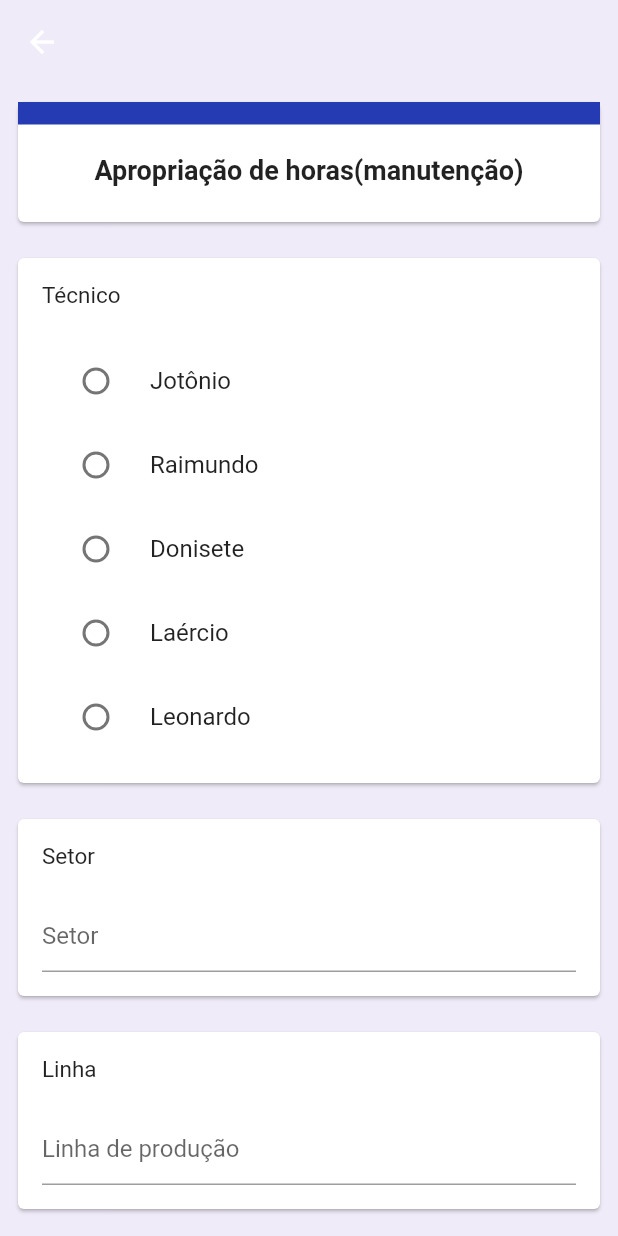
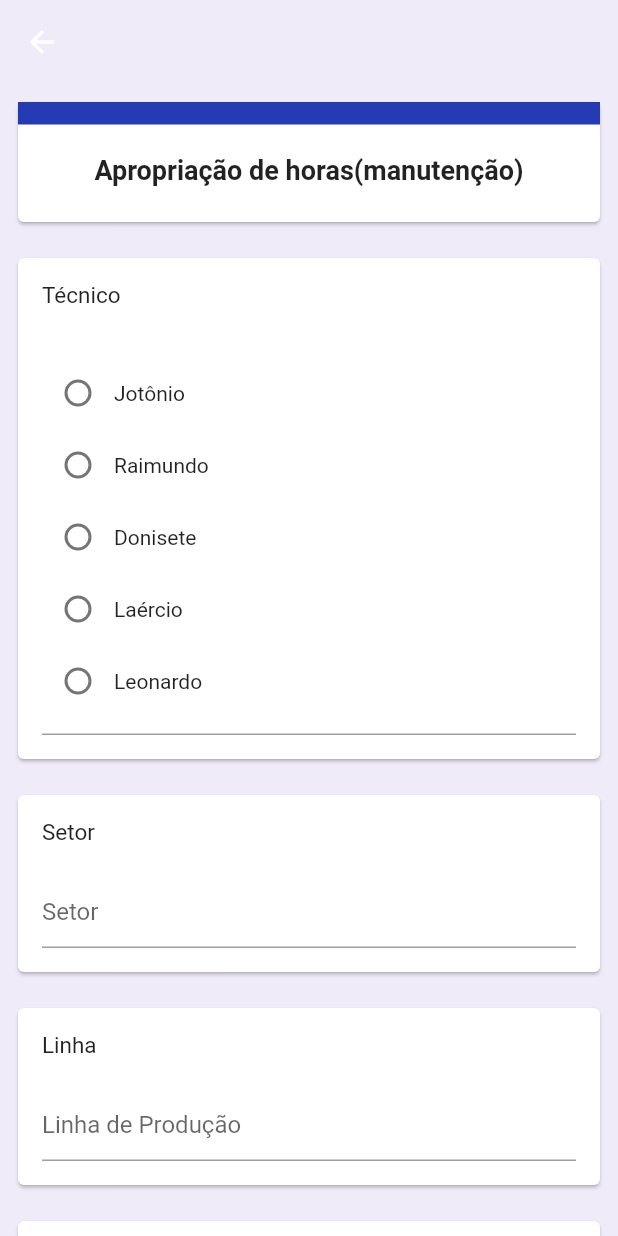
Before and after one commit to notria-12/sinc_forms, a Flutter app: the FormIndustryPage screen opened by its route, on a phone screen of 412 x 824 dp. Run offline on Flutter 3.47's test engine with Material 2 defaults, Android fonts, the phone set to English and light mode, and no system bars; drawn by our look-alikes of flutter_form_builder; our stand-ins replace flutter_modular.

Commit message:
change form industry

```diff
--- a/lib/modules/forms/form_industry_page.dart
+++ b/lib/modules/forms/form_industry_page.dart
@@ -1,4 +1,5 @@
 import 'package:flutter/material.dart';
+import 'package:flutter_form_builder/flutter_form_builder.dart';
 import 'package:sinc_forms/shared/widgets/card_form_widget.dart';
 import 'package:sinc_forms/shared/widgets/header_form_widget.dart';
 import 'package:intl/intl.dart';
@@ -17,6 +18,8 @@ class _FormIndustryPageState extends State<FormIndustryPage> {
 
   int val = -1;
   int valManutention = -1;
+
+  final GlobalKey<FormBuilderState> _fbKey = GlobalKey<FormBuilderState>();
   @override
   Widget build(BuildContext context) {
     return Scaffold(
@@ -26,6 +29,8 @@ class _FormIndustryPageState extends State<FormIndustryPage> {
       ),
       backgroundColor: Color.fromRGBO(240, 235, 248, 1),
       body: SingleChildScrollView(
+        child: FormBuilder(
+          key: _fbKey,
           child: Column(
             crossAxisAlignment: CrossAxisAlignment.start,
             children: [
@@ -34,74 +39,38 @@ class _FormIndustryPageState extends State<FormIndustryPage> {
               ),
               CardForm(
                   label: "Técnico",
-                widget: Column(
-                  children: [
-                    RadioListTile(
-                        title: Text("Jotônio"),
-                        value: 1,
-                        groupValue: val,
-                        onChanged: (value) {
-                          setState(() {
-                            val = value as int;
-                          });
-                        }),
-                    RadioListTile(
-                        title: Text("Raimundo"),
-                        value: 2,
-                        groupValue: val,
-                        onChanged: (value) {
-                          setState(() {
-                            val = value as int;
-                          });
-                        }),
-                    RadioListTile(
-                        title: Text("Donisete"),
-                        value: 3,
-                        groupValue: val,
-                        onChanged: (value) {
-                          setState(() {
-                            val = value as int;
-                          });
-                        }),
-                    RadioListTile(
-                        title: Text("Laércio"),
-                        value: 4,
-                        groupValue: val,
-                        onChanged: (value) {
-                          setState(() {
-                            val = value as int;
-                          });
-                        }),
-                    RadioListTile(
-                        title: Text("Leonardo"),
-                        value: 5,
-                        groupValue: val,
-                        onChanged: (value) {
-                          setState(() {
-                            val = value as int;
-                          });
-                        })
-                  ],
+                  widget: FormBuilderRadioGroup(
+                    orientation: OptionsOrientation.vertical,
+                    name: "Técnico",
+                    options: [
+                      "Jotônio",
+                      "Raimundo",
+                      "Donisete",
+                      "Laércio",
+                      "Leonardo"
+                    ]
+                        .map((opt) => FormBuilderFieldOption(
+                            value: opt, child: Text(opt)))
+                        .toList(),
                   )),
               CardForm(
                   label: "Setor",
-                widget: TextFormField(
-                  // maxLength: 600,
-                  // maxLines: 6,
-                  decoration: InputDecoration(
-                    hintText: "Setor",
-                  ),
+                  widget: FormBuilderTextField(
+                    name: "Setor",
+                    decoration: InputDecoration(hintText: "Setor"),
                   )),
               CardForm(
                 label: "Linha",
-              widget: TextFormField(
-                decoration: InputDecoration(hintText: "Linha de produção"),
+                widget: FormBuilderTextField(
+                  name: "Linha",
+                  decoration: InputDecoration(hintText: "Linha de Produção"),
                 ),
               ),
               CardForm(
                 label: "Máquina",
-              widget: TextFormField(
-                decoration: InputDecoration(hintText: "Linha de produção"),
+                widget: FormBuilderTextField(
+                  name: "Máquina",
+                  decoration: InputDecoration(hintText: "Informe a máquina"),
                 ),
               ),
               CardForm(
@@ -220,6 +189,7 @@ class _FormIndustryPageState extends State<FormIndustryPage> {
             ],
           ),
         ),
+      ),
     );
   }
 
--- a/lib/modules/forms/form_ti_page.dart
+++ b/lib/modules/forms/form_ti_page.dart
@@ -28,7 +28,7 @@ class _FormTIPageState extends State<FormTIPage> {
           child: Column(
             crossAxisAlignment: CrossAxisAlignment.start,
             children: [
-              HeaderForm(label: "Abertura de chamdo - T.I"),
+              HeaderForm(label: "Abertura de chamado - T.I"),
               CardForm(
                 label: "Informe seu nome: ",
                 widget: FormBuilderTextField(
```
Lines whose indentation alone changed are shown as unchanged.
